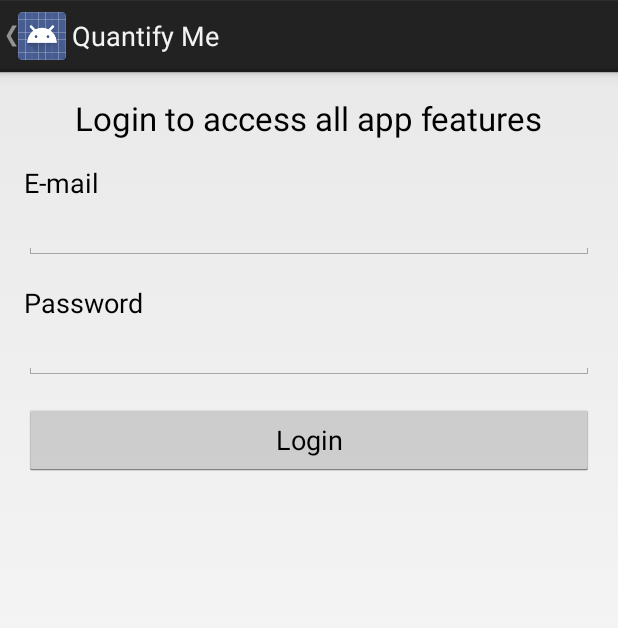
After one commit to ralphpina/QuantifyMe, an Android app: the fragment LoginFragment shown on its own in the app's theme, on a phone screen of 412 x 824 dp. The commit adds this screen. Shown: the top 628 px of the screen. Run offline under Robolectric (Android 15) with nearby library versions, the phone set to English and light mode, and no system bars.

Commit message:
Added login fragment and login logic

```diff
--- /dev/null
+++ b/application/src/main/java/net/ralphpina/android/quantifyme/LoginFragment.java
@@ -0,0 +1,123 @@
+package net.ralphpina.android.quantifyme;
+
+import android.app.AlertDialog;
+import android.app.Dialog;
+import android.app.Fragment;
+import android.content.DialogInterface;
+import android.os.Bundle;
+import android.text.TextUtils;
+import android.util.Log;
+import android.view.LayoutInflater;
+import android.view.View;
+import android.view.ViewGroup;
+import android.widget.Button;
+import android.widget.EditText;
+
+import com.parse.LogInCallback;
+import com.parse.ParseException;
+import com.parse.ParseUser;
+
+/**
+ * A simple {@link android.app.Fragment} subclass.
+ *
+ */
+public class LoginFragment extends Fragment {
+
+    private EditText mEmail;
+    private EditText mPassword;
+    private Button mLoginButton;
+
+    public LoginFragment() {
+        // Required empty public constructor
+    }
+
+
+    @Override
+    public View onCreateView(LayoutInflater inflater, ViewGroup container,
+                             Bundle savedInstanceState) {
+        View view = inflater.inflate(R.layout.fragment_login, container, false);
+
+        // set the back affordance instead of nav drawer
+        getActivity().getActionBar().setDisplayHomeAsUpEnabled(true);
+
+        mEmail = (EditText) view.findViewById(R.id.editTextEmail);
+        mPassword = (EditText) view.findViewById(R.id.editTextPassword);
+        mLoginButton = (Button) view.findViewById(R.id.buttonLogin);
+        mLoginButton.setOnClickListener(new LoginButtonOnClickButtonListener());
+
+        return view;
+    }
+
+    private void loginUser() {
+        if (!isValidEmail(mEmail.getText())) {
+            showErrorDialog(getActivity().getString(R.string.validEmailErrorMessage));
+        } else if (TextUtils.isEmpty(mPassword.getText())) {
+            showErrorDialog(getActivity().getString(R.string.passwordErrorMessage));
+        } else {
+            // try to log in user
+            ParseUser.logInInBackground(mEmail.getText().toString(), mPassword.getText().toString(), new MyLogInCallback());
+        }
+    }
+
+
+    /**
+     * From http://stackoverflow.com/questions/1819142/how-should-i-validate-an-e-mail-address-on-android
+     * @param target
+     * @return
+     */
+    public final static boolean isValidEmail(CharSequence target) {
+        if (TextUtils.isEmpty(target)) {
+            return false;
+        } else {
+            return android.util.Patterns.EMAIL_ADDRESS.matcher(target).matches();
+        }
+    }
+
+    private class LoginButtonOnClickButtonListener implements View.OnClickListener {
+        @Override
+        public void onClick(View v) {
+            loginUser();
+        }
+    }
+
+    private class MyLogInCallback extends LogInCallback {
+        @Override
+        public void done(ParseUser parseUser, ParseException e) {
+            if (parseUser != null) {
+                // TODO check for verify e-mail? prompt?
+                getFragmentManager().popBackStackImmediate();
+            } else {
+                // Signup failed. Look at the ParseException to see what happened.
+                // TODO set up logic to retry or notify user of issue
+                Log.e("LoginFragment", "parse exeption code = " + e.getCode());
+                switch (e.getCode()) {
+                    case 101:
+                        // account doesn't exist
+                        showErrorDialog(getActivity().getString(R.string.noAccountErrorMessage));
+                }
+            }
+        }
+    }
+
+    private void showErrorDialog(String message) {
+        AlertDialog.Builder builder = new AlertDialog.Builder(getActivity());
+        builder.setTitle(getActivity().getString(R.string.loginErrorDialogTitle));
+        builder.setMessage(message);
+        builder.setCancelable(true);
+        builder.setPositiveButton(android.R.string.ok, new DialogInterface.OnClickListener() {
+            @Override
+            public void onClick(DialogInterface dialog, int which) {
+                dialog.dismiss();
+            }
+        });
+        builder.setOnCancelListener(new DialogInterface.OnCancelListener() {
+            @Override
+            public void onCancel(DialogInterface dialog) {
+                dialog.dismiss();
+            }
+        });
+        Dialog dialog = builder.create();
+        dialog.show();
+    }
+
+}
--- a/application/src/main/java/net/ralphpina/android/quantifyme/NavDrawerAdapter.java
+++ b/application/src/main/java/net/ralphpina/android/quantifyme/NavDrawerAdapter.java
@@ -17,9 +17,9 @@ public class NavDrawerAdapter extends ArrayAdapter<String> {
 
     private Context mContext;
     private ArrayList<String> mTitles;
-    private Integer[] mImages;
+    private ArrayList<Integer> mImages;
 
-    public NavDrawerAdapter(Context context, ArrayList<String> titles, Integer[] images) {
+    public NavDrawerAdapter(Context context, ArrayList<String> titles, ArrayList<Integer> images) {
         super(context, R.layout.nav_drawer_cell, R.id.navDrawerItemText, titles);
         this.mContext = context;
         this.mTitles = titles;
@@ -38,7 +38,7 @@ public class NavDrawerAdapter extends ArrayAdapter<String> {
         textView.setText(mTitles.get(position));
 
         ImageView imageView = (ImageView) rowView.findViewById(R.id.navDrawerItemImage);
-        imageView.setImageResource(mImages[position]);
+        imageView.setImageResource(mImages.get(position));
 
         return rowView;
 
--- /dev/null
+++ b/application/src/main/res/layout/fragment_login.xml
@@ -0,0 +1,53 @@
+<LinearLayout xmlns:android="http://schemas.android.com/apk/res/android"
+    xmlns:tools="http://schemas.android.com/tools"
+    android:layout_width="match_parent"
+    android:layout_height="match_parent"
+    tools:context="net.ralphpina.android.quantifyme.LoginFragment"
+    android:orientation="vertical"
+    android:layout_margin="16dp">
+
+    <TextView
+        android:layout_width="wrap_content"
+        android:layout_height="wrap_content"
+        android:textAppearance="?android:attr/textAppearanceLarge"
+        android:text="@string/loginHeader"
+        android:layout_gravity="center_horizontal" />
+
+    <TextView
+        android:layout_width="wrap_content"
+        android:layout_height="wrap_content"
+        android:textAppearance="?android:attr/textAppearanceMedium"
+        android:text="@string/email"
+        android:layout_marginTop="16dp"
+        android:id="@+id/textViewEmail" />
+
+    <EditText
+        android:layout_width="match_parent"
+        android:layout_height="wrap_content"
+        android:inputType="textEmailAddress"
+        android:ems="10"
+        android:id="@+id/editTextEmail" />
+
+    <TextView
+        android:layout_width="wrap_content"
+        android:layout_height="wrap_content"
+        android:textAppearance="?android:attr/textAppearanceMedium"
+        android:text="@string/password"
+        android:layout_marginTop="16dp"
+        android:id="@+id/textViewPassword" />
+
+    <EditText
+        android:layout_width="match_parent"
+        android:layout_height="wrap_content"
+        android:inputType="textPassword"
+        android:ems="10"
+        android:id="@+id/editTextPassword" />
+
+    <Button
+        android:layout_width="fill_parent"
+        android:layout_height="wrap_content"
+        android:text="@string/login"
+        android:id="@+id/buttonLogin"
+        android:layout_marginTop="16dp"
+        android:layout_gravity="center_horizontal" />
+</LinearLayout>
--- a/application/src/main/res/values/strings.xml
+++ b/application/src/main/res/values/strings.xml
@@ -16,5 +16,13 @@
     <!-- Action Bar Settings -->
     <string name="signin">Sign In</string>
     <string name="hello_blank_fragment">Hello blank fragment</string>
+    <string name="loginHeader">Login to access all app features</string>
+    <string name="email">E-mail</string>
+    <string name="password">Password</string>
+    <string name="login">Login</string>
+    <string name="validEmailErrorMessage">Enter a valid e-mail</string>
+    <string name="passwordErrorMessage">Enter a password</string>
+    <string name="noAccountErrorMessage">No account found.</string>
+    <string name="loginErrorDialogTitle">Login Error</string>
 
 </resources>
```
Also changed, not shown: application/src/main/java/net/ralphpina/android/quantifyme/BaseActivity.java (+33 -14 lines), application/src/main/java/net/ralphpina/android/quantifyme/NavigationDrawerFragment.java (+18 -11 lines).
